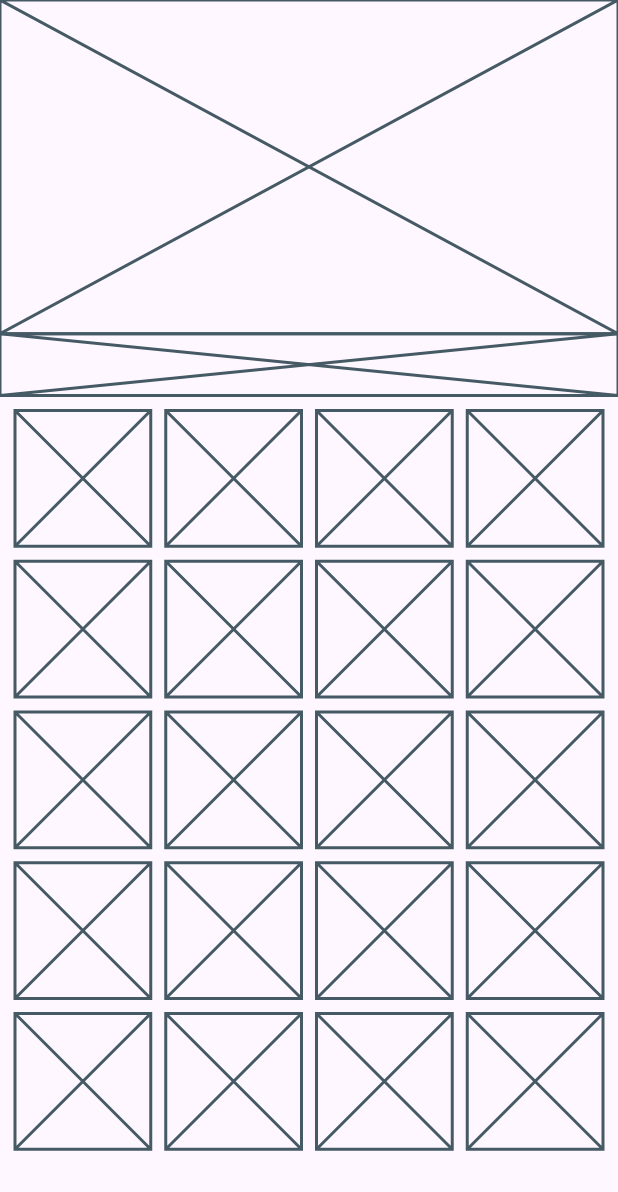
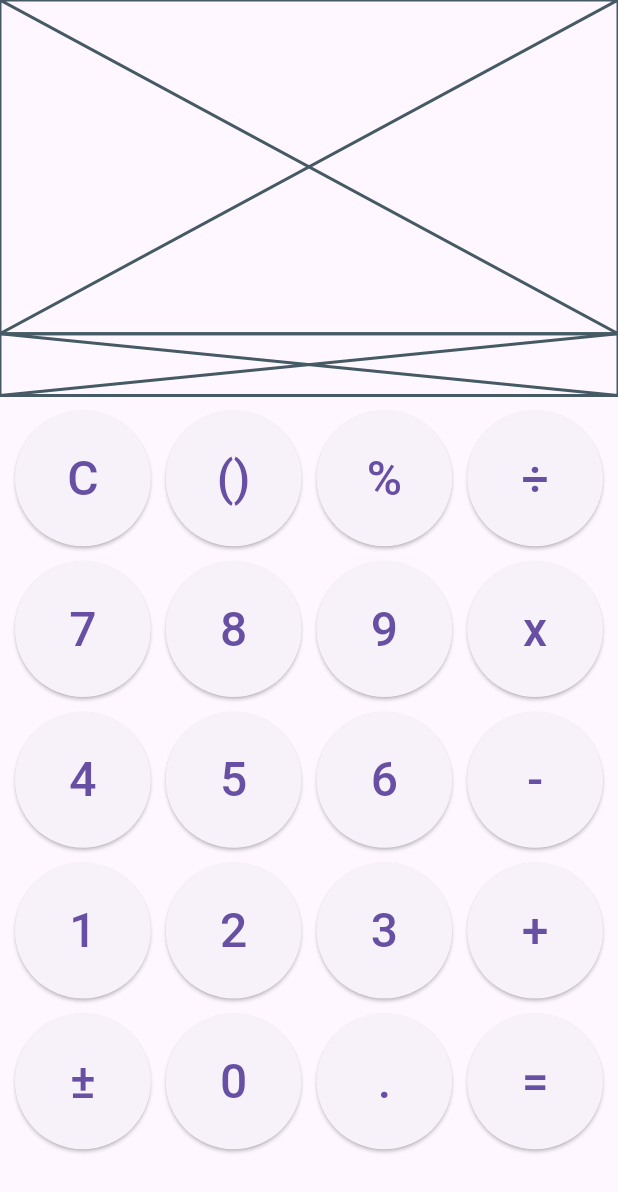
Before and after one commit to rcgomezap/Flutter-Calculator, a Flutter app: the screen it shows after launch, on a phone screen of 412 x 824 dp. Shown: the top 1192 px of the screen. Run offline on Flutter 3.47's test engine with Material 3 defaults, Android fonts, the phone set to English and light mode, and no system bars.

Commit message:
Add CalculatorButton widget and integrate it into CalculatorGrid

```diff
--- /dev/null
+++ b/lib/ui/calculator/pages/widgets/calculator_button.dart
@@ -0,0 +1,20 @@
+import 'package:flutter/material.dart';
+
+class CalculatorButton extends StatelessWidget {
+  final String label;
+
+  const CalculatorButton({super.key, required this.label});
+
+  @override
+  Widget build(BuildContext context) {
+    return ElevatedButton(
+      onPressed: () {},
+      child: Text(
+        label,
+        style: TextStyle(
+          fontSize: Theme.of(context).textTheme.headlineLarge?.fontSize,
+        ),
+      ),
+    );
+  }
+}
--- a/lib/ui/calculator/pages/widgets/calculator_grid.dart
+++ b/lib/ui/calculator/pages/widgets/calculator_grid.dart
@@ -1,3 +1,4 @@
+import 'package:calculator/ui/calculator/pages/widgets/calculator_button.dart';
 import 'package:flutter/material.dart';
 
 class CalculatorGrid extends StatelessWidget {
@@ -35,7 +36,7 @@ class CalculatorGrid extends StatelessWidget {
       mainAxisSpacing: 10,
       padding: EdgeInsets.all(10),
       children: List.generate(buttons.length, (index) {
-        return Placeholder();
+        return CalculatorButton(label: buttons[index]);
       }),
     );
   }
```
